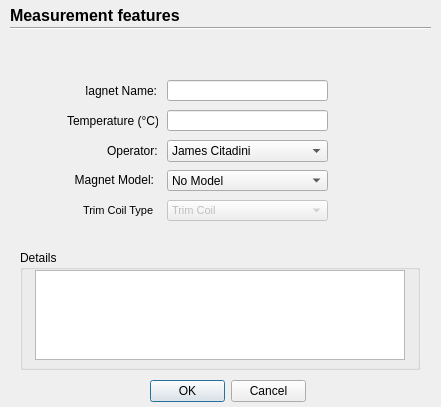
Above: Rotating Coil v3/Pop_up.ui from lnls-ima/rotating-coil-software before the change. Below: the same form after it.
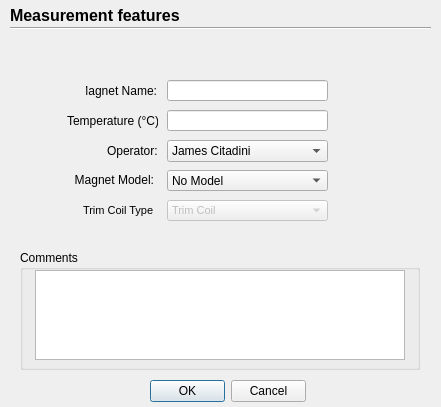
That is the form after the change. Icons and pictures are not drawn.

Diff of the .ui file:
```diff
--- a/Rotating Coil v3/Pop_up.ui
+++ b/Rotating Coil v3/Pop_up.ui
@@ -125,7 +125,7 @@
     </rect>
    </property>
    <property name="title">
-    <string>Details</string>
+    <string>Comments</string>
    </property>
    <widget class="QTextEdit" name="te_meas_details">
     <property name="geometry">
```
Left out of the diff: 7 changed lines with no effect on the pictures.
